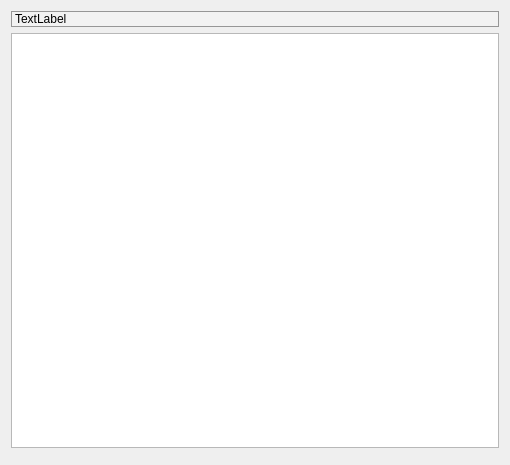
First picture: the form in Viewer/src/CodeItemWidget.ui, repository ecmwf/ecflow, before the edit.
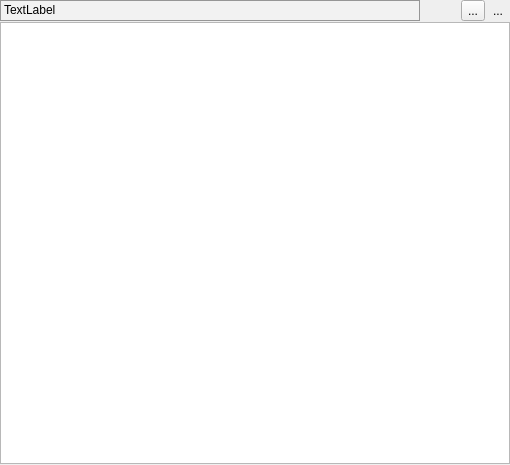
Second picture: the form after the edit. Icons and pictures are not drawn. Custom widgets are drawn as their Qt base class.

Diff of the .ui file:
```diff
--- a/Viewer/src/CodeItemWidget.ui
+++ b/Viewer/src/CodeItemWidget.ui
@@ -14,6 +14,17 @@
    <string>Form</string>
   </property>
   <layout class="QVBoxLayout" name="verticalLayout">
+   <property name="spacing">
+    <number>1</number>
+   </property>
+   <property name="margin">
+    <number>0</number>
+   </property>
+   <item>
+    <layout class="QHBoxLayout" name="horizontalLayout" stretch="1,0,0,0">
+     <property name="spacing">
+      <number>1</number>
+     </property>
    <item>
     <widget class="QLabel" name="fileLabel_">
      <property name="autoFillBackground">
@@ -38,6 +49,51 @@
     </widget>
    </item>
    <item>
+      <spacer name="horizontalSpacer">
+       <property name="orientation">
+        <enum>Qt::Horizontal</enum>
+       </property>
+       <property name="sizeHint" stdset="0">
+        <size>
+         <width>40</width>
+         <height>20</height>
+        </size>
+       </property>
+      </spacer>
+     </item>
+     <item>
+      <widget class="QToolButton" name="externalTb">
+       <property name="text">
+        <string>...</string>
+       </property>
+      </widget>
+     </item>
+     <item>
+      <widget class="QToolButton" name="searchTb">
+       <property name="toolTip">
+        <string>Show search bar</string>
+       </property>
+       <property name="text">
+        <string>...</string>
+       </property>
+       <property name="icon">
+        <iconset resource="viewer.qrc">
+         <normaloff>:/viewer/search_decor.svg</normaloff>:/viewer/search_decor.svg</iconset>
+       </property>
+       <property name="shortcut">
+        <string>Ctrl+F</string>
+       </property>
+       <property name="checkable">
+        <bool>true</bool>
+       </property>
+       <property name="autoRaise">
+        <bool>true</bool>
+       </property>
+      </widget>
+     </item>
+    </layout>
+   </item>
+   <item>
     <widget class="TextEdit" name="textEdit_">
      <property name="sizePolicy">
       <sizepolicy hsizetype="Expanding" vsizetype="Expanding">
```
Left out of the diff: 4 changed lines with no effect on the pictures. Lines whose indentation alone changed are shown as unchanged.
